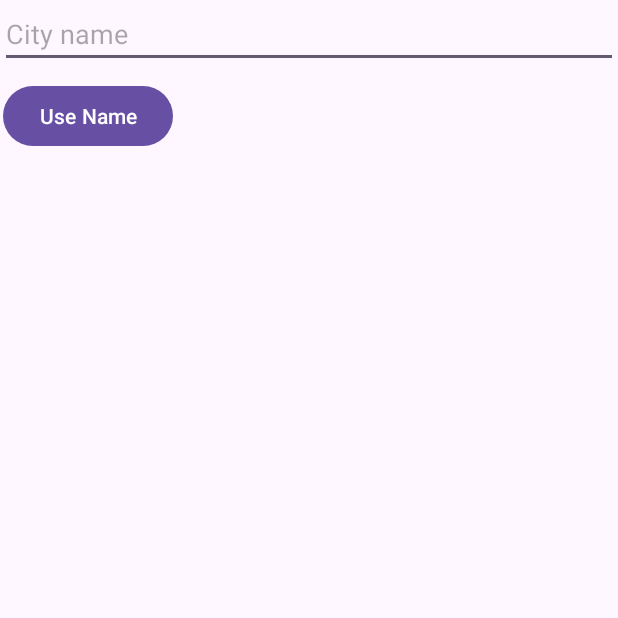
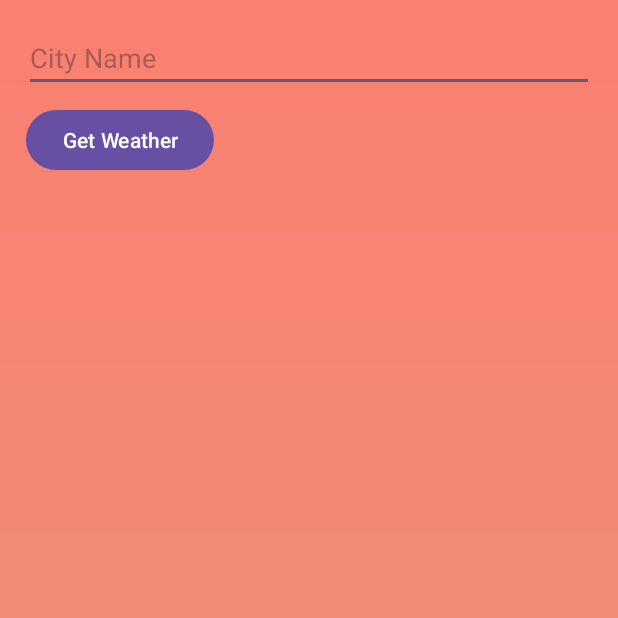
Before and after one commit to brlliant/Varsha-Khoj, an Android app: the screen it shows after launch (MainActivity), on a phone screen of 412 x 824 dp, the top half of it. Run offline under Robolectric (Android 15) with nearby library versions, the phone set to English and light mode, and no system bars; our stand-ins replace Volley.

Commit message:
giving the theme

```diff
--- a/app/src/main/java/com/example/varshakhoj/MainActivity.java
+++ b/app/src/main/java/com/example/varshakhoj/MainActivity.java
@@ -24,15 +24,14 @@ public class MainActivity extends AppCompatActivity {
     public ListView lv_weather_report;
     private ArrayList<String> weatherData;
     private ArrayAdapter<String> adapter;
-    private final String API_key = "YOUR_API_KEY";
+    private final String API_key = "68a9686d39f344a89a121652243005";
     @Override
     protected void onCreate(Bundle savedInstanceState) {
         super.onCreate(savedInstanceState);
         setContentView(R.layout.activity_main);
 
         //Assign values to each control on the layout.
-        get_city_ID = findViewById(R.id.btn_get_city_ID);
-        use_city_ID = findViewById(R.id.btn_use_City_ID);
+
         use_name = findViewById(R.id.btn_use_name);
 
         et_textview = findViewById(R.id.et_data_input);
@@ -40,13 +39,10 @@ public class MainActivity extends AppCompatActivity {
 
         //Array to store weather data
         weatherData = new ArrayList<>();
-        adapter = new ArrayAdapter<>(this, android.R.layout.simple_list_item_1, weatherData);
+        adapter = new ArrayAdapter<>(this, R.layout.list_item, weatherData);
         lv_weather_report.setAdapter(adapter);
         //Set onClickListener
-        use_city_ID.setOnClickListener(v1 ->
-        {
 
-        });
         use_name.setOnClickListener(v13 ->
         {
             String city = et_textview.getText().toString();
--- /dev/null
+++ b/app/src/main/res/drawable/gradient.xml
@@ -0,0 +1,8 @@
+<?xml version="1.0" encoding="utf-8"?>
+<shape xmlns:android="http://schemas.android.com/apk/res/android"
+    android:shape="rectangle">
+    <gradient
+        android:startColor="#FA8072"
+        android:endColor="#E9967A"
+        android:angle="60" />
+</shape>
--- a/app/src/main/res/layout/activity_main.xml
+++ b/app/src/main/res/layout/activity_main.xml
@@ -5,6 +5,11 @@
     xmlns:tools="http://schemas.android.com/tools"
     android:layout_width="match_parent"
     android:layout_height="match_parent"
+    android:paddingTop="16dp"
+    android:paddingBottom="16dp"
+    android:paddingLeft="16dp"
+    android:paddingRight="16dp"
+    android:background="@drawable/gradient"
     tools:context=".MainActivity">
 
 
@@ -13,12 +18,13 @@
         android:layout_width="0dp"
         android:layout_height="wrap_content"
         android:ems="10"
-        android:hint="City name"
+        android:textColor="#E6D2EA"
+        android:hint="@string/city_name"
         android:inputType="text"
         app:layout_constraintEnd_toEndOf="parent"
         app:layout_constraintHorizontal_bias="1.0"
         app:layout_constraintStart_toStartOf="parent"
-        tools:layout_editor_absoluteY="2dp" />
+        app:layout_constraintTop_toTopOf="parent" />
 
 
     <Button
@@ -26,7 +32,7 @@
         android:layout_width="wrap_content"
         android:layout_height="wrap_content"
         android:layout_marginTop="8dp"
-        android:text="@string/u_n"
+        android:text="@string/g_w"
         app:layout_constraintEnd_toEndOf="parent"
         app:layout_constraintHorizontal_bias="0.006"
         app:layout_constraintStart_toStartOf="parent"
--- a/app/src/main/res/values/strings.xml
+++ b/app/src/main/res/values/strings.xml
@@ -1,6 +1,5 @@
 <resources>
     <string name="app_name">Varsha Khoj</string>
-    <string name="city_ID">Get City ID</string>
-    <string name="use_c_ID">Use City ID</string>
-    <string name="u_n">Use Name</string>
+    <string name="g_w">Get Weather</string>
+    <string name="city_name">City Name</string>
 </resources>
```
Also changed, not shown: app/src/main/res/layout/list_item.xml (added, +7 -0 lines).
